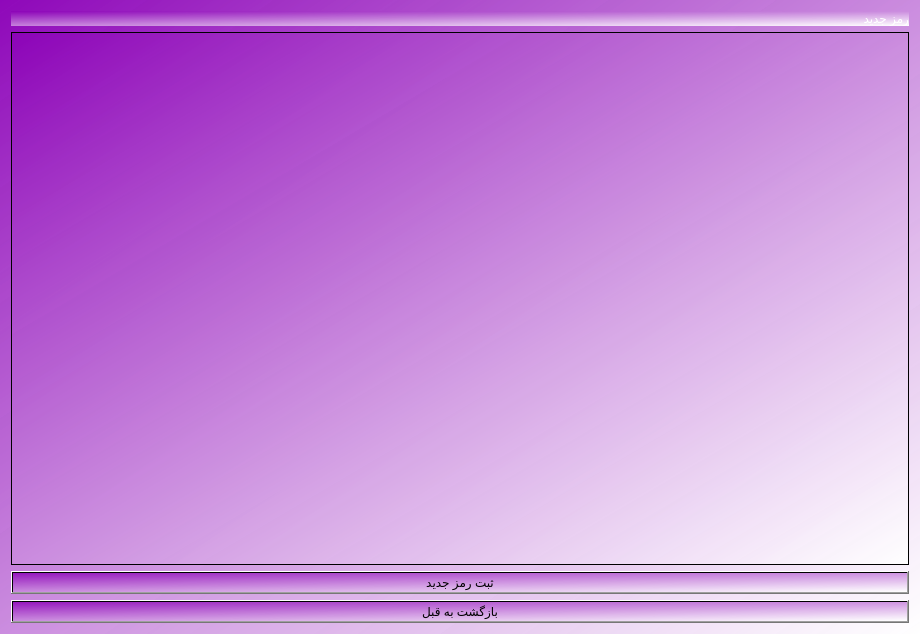
The window that Project_Ap/recoverypascustomer.ui (AP-projects-4001/metagoofill) describes before a commit, drawn with Qt 5.
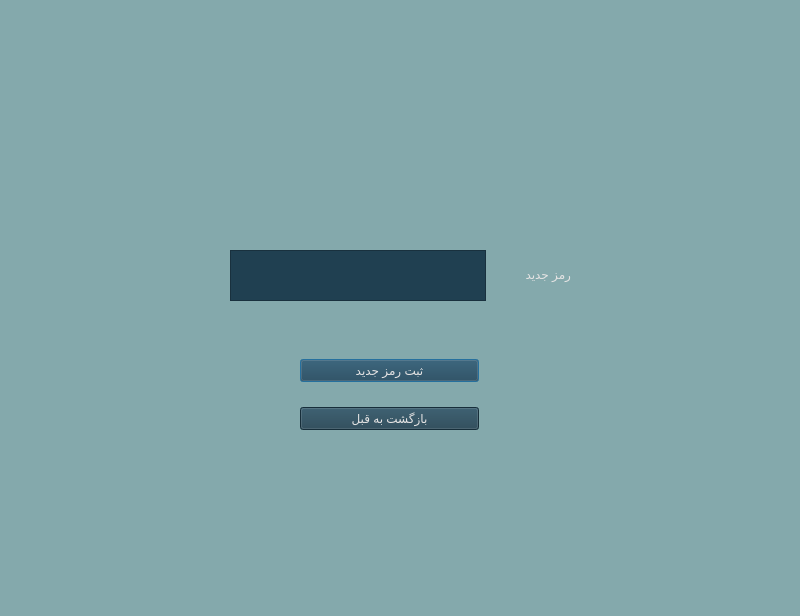
The same window after the commit.

Commit message: changing colors and Completing the program ui

```diff
--- a/Project_Ap/recoverypascustomer.ui
+++ b/Project_Ap/recoverypascustomer.ui
@@ -6,41 +6,65 @@
    <rect>
     <x>0</x>
     <y>0</y>
-    <width>920</width>
-    <height>634</height>
+    <width>800</width>
+    <height>616</height>
    </rect>
   </property>
   <property name="windowTitle">
    <string>Dialog</string>
   </property>
   <property name="styleSheet">
-   <string notr="true">background-color: qlineargradient(spread:pad, x1:0, y1:0, x2:1, y2:1, stop:0 rgba(139, 0, 183, 211), stop:1 rgba(255, 255, 255, 255));</string>
+   <string notr="true">background-color: rgb(132, 169, 172);</string>
   </property>
-  <layout class="QVBoxLayout" name="verticalLayout">
-   <item>
     <widget class="QLabel" name="label">
+   <property name="geometry">
+    <rect>
+     <x>490</x>
+     <y>250</y>
+     <width>81</width>
+     <height>48</height>
+    </rect>
+   </property>
      <property name="styleSheet">
-      <string notr="true">font: 18pt &quot;Nirmala UI&quot;;
-color: rgb(255, 255, 255);</string>
+    <string notr="true">
+color: rgb(228, 227, 227);
+font: 12pt &quot;Lalezar&quot;;</string>
      </property>
      <property name="text">
       <string>رمز جدید</string>
      </property>
     </widget>
-   </item>
-   <item>
     <widget class="QTextEdit" name="textEdit">
+   <property name="geometry">
+    <rect>
+     <x>230</x>
+     <y>250</y>
+     <width>256</width>
+     <height>51</height>
+    </rect>
+   </property>
      <property name="styleSheet">
-      <string notr="true">color: rgb(255, 255, 255);
-font: 16pt &quot;MS Shell Dlg 2&quot;;</string>
-     </property>
-    </widget>
-   </item>
+    <string notr="true">background-color: rgb(32, 64, 81);
+color: rgb(228, 227, 227);
+font: 12pt &quot;Lalezar&quot;;</string>
+   </property>
+  </widget>
+  <widget class="QWidget" name="">
+   <property name="geometry">
+    <rect>
+     <x>300</x>
+     <y>340</y>
+     <width>179</width>
+     <height>110</height>
+    </rect>
+   </property>
+   <layout class="QVBoxLayout" name="verticalLayout">
    <item>
     <widget class="QPushButton" name="pushButton">
      <property name="styleSheet">
-      <string notr="true">font: 17pt &quot;MS Sans Serif&quot;;
-font: 18pt &quot;MS Shell Dlg 2&quot;;</string>
+       <string notr="true">background-color: rgb(32, 64, 81);
+color: rgb(228, 227, 227);
+font: 12pt &quot;Lalezar&quot;;</string>
      </property>
      <property name="text">
       <string>ثبت رمز جدید</string>
@@ -50,7 +74,9 @@
    <item>
     <widget class="QPushButton" name="pushButton_2">
      <property name="styleSheet">
-      <string notr="true">font: 16pt &quot;MS Shell Dlg 2&quot;;</string>
+       <string notr="true">background-color: rgb(32, 64, 81);
+color: rgb(228, 227, 227);
+font: 12pt &quot;Lalezar&quot;;</string>
      </property>
      <property name="text">
       <string>بازگشت به قبل</string>
@@ -58,6 +84,7 @@
     </widget>
    </item>
   </layout>
+  </widget>
  </widget>
  <resources/>
  <connections/>
```
Lines whose indentation alone changed are shown as unchanged. The commit also changes 37 other files.
